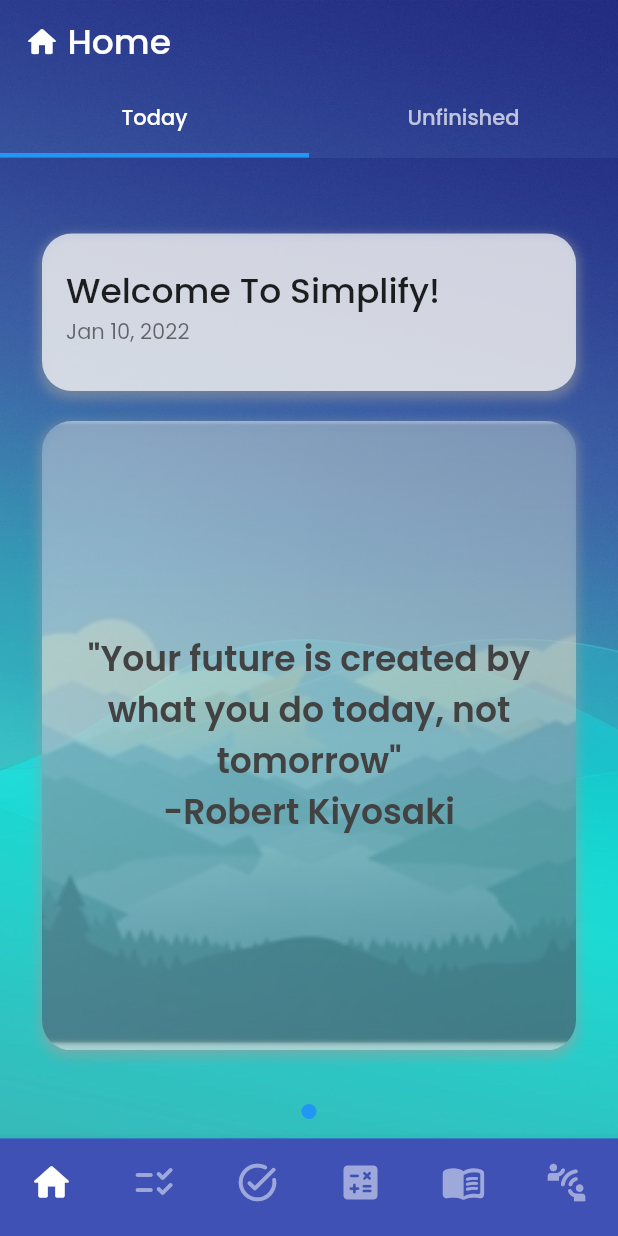
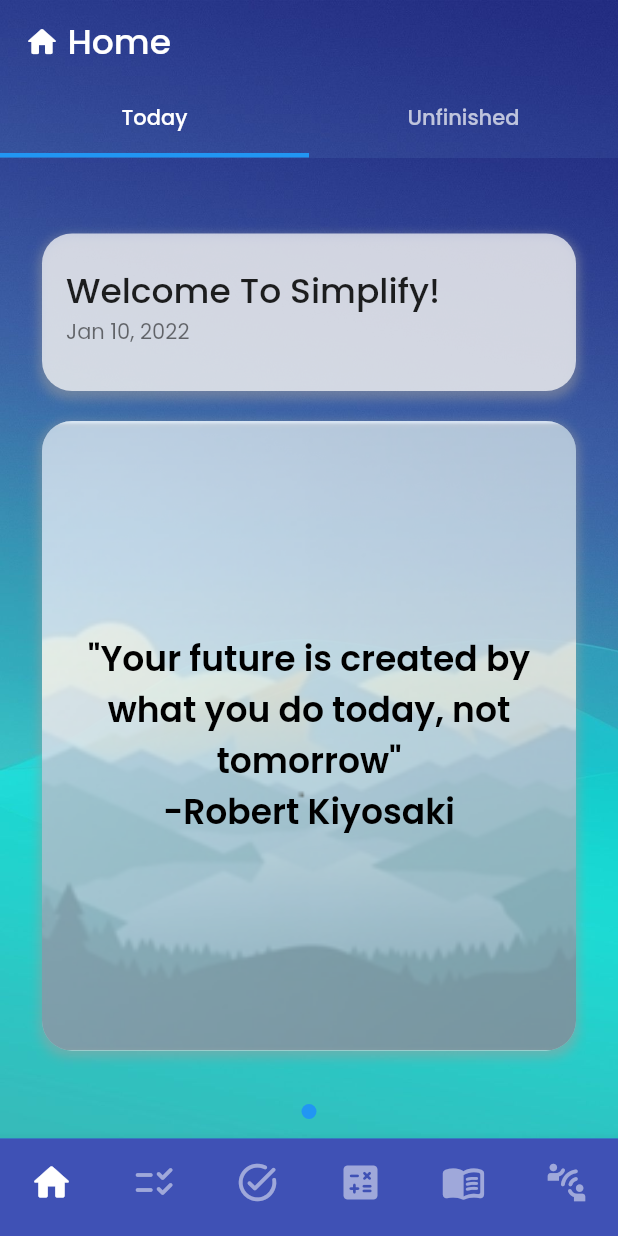
Before and after one commit to CS-JustinDelaRapa/Simplify, a Flutter app: the screen it shows after launch, on a phone screen of 412 x 824 dp. Run offline on Flutter 3.47's test engine with Material 2 defaults, Android fonts, the phone set to English and light mode, and no system bars; drawn by our look-alikes of card_swiper; our stand-ins replace badges, cloud_firestore, confetti, firebase_auth, firebase_core, fl_chart and 10 more; missing offline and left inert: profanity_filter; accounts and stored records are empty.

Commit message:
final final final app

```diff
--- a/lib/page/homePage/Home_Page.dart
+++ b/lib/page/homePage/Home_Page.dart
@@ -128,10 +128,10 @@ class _QuotesPageState extends State<QuotesPage>
           //       ),
           //     )]
           // ),
-          body: isUnfinished?
-          Container()
+          body: isUnfinished
+              ? Container()
               // UnfinishedPage(streamUnfinished: widget.streamUnfinished)
-          :isLoading
+              : isLoading
                   ? Center(child: CircularProgressIndicator())
                   : TimerBuilder.scheduled([priorityTask[0].dateSched],
                       builder: (context) {
@@ -261,12 +261,11 @@ class _QuotesPageState extends State<QuotesPage>
                     child: Container(
                       decoration: BoxDecoration(
                         image: DecorationImage(
-          image: AssetImage("assets/testing/today.jpg"),
+                            image: AssetImage("assets/testing/today.png"),
                             fit: BoxFit.cover,
-          opacity: 0.5
-        ),
+                            opacity: 0.5),
                         borderRadius: BorderRadius.circular(20),
-                        color: Colors.transparent,
+                        color: Colors.white70,
                         boxShadow: [
                           BoxShadow(
                             color: Colors.grey.withOpacity(0.5),
@@ -284,7 +283,9 @@ class _QuotesPageState extends State<QuotesPage>
                             getQuote(priorityTask[index].title,
                                 priorityTask[index].description),
                             style: TextStyle(
-                                fontSize: 23, fontWeight: FontWeight.w600),
+                                fontSize: 23,
+                                fontWeight: FontWeight.w600,
+                                color: Colors.black),
                             textAlign: TextAlign.center,
                           ),
                         ),
```
Also changed, not shown: lib/page/homePage/unfinished.dart (+7 -6 lines), assets/testing/today.jpg (deleted), assets/testing/today.png (added). Lines whose indentation alone changed are shown as unchanged.
